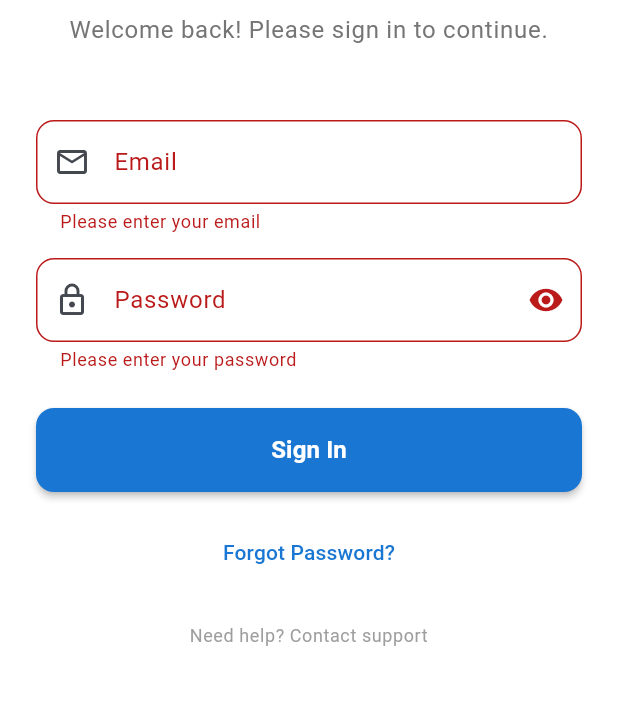
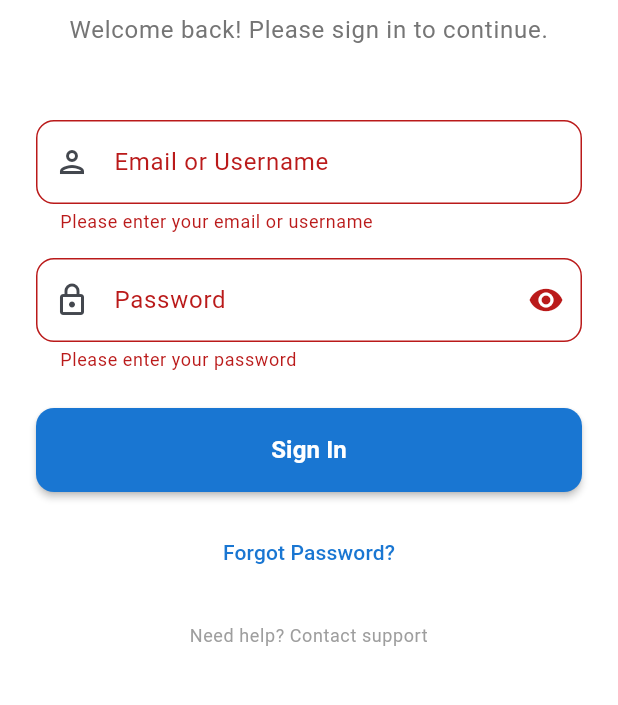
Before and after one commit to alihameed321/student-mobile-flutter, a Flutter app: the screen it shows after launch, after a tap on "Sign In", on a phone screen of 412 x 824 dp, the part 396-1101 px from its top. Run offline on Flutter 3.47's test engine with Material 3 defaults, Android fonts, the light colour scheme and no system bars; our stand-ins replace dartz, dio, equatable, flutter_bloc, get_it, shared_preferences; network calls fail.

Commit message:
adding debug for login

```diff
--- a/lib/features/auth/data/repositories/auth_repository_impl.dart
+++ b/lib/features/auth/data/repositories/auth_repository_impl.dart
@@ -14,9 +14,9 @@ class AuthRepositoryImpl implements AuthRepository {
   AuthRepositoryImpl(this.remoteDataSource, this.prefs);
 
   @override
-  Future<Either<Failure, User>> login(String email, String password) async {
+  Future<Either<Failure, User>> login(String identifier, String password) async {
     try {
-      final user = await remoteDataSource.login(email, password);
+      final user = await remoteDataSource.login(identifier, password);
       return Right(user);
     } on ServerException catch (e) {
       return Left(ServerFailure(e.message));
--- a/lib/features/auth/domain/repositories/auth_repository.dart
+++ b/lib/features/auth/domain/repositories/auth_repository.dart
@@ -3,7 +3,7 @@ import '../../../../core/errors/failures.dart';
 import '../entities/user.dart';
 
 abstract class AuthRepository {
-  Future<Either<Failure, User>> login(String email, String password);
+  Future<Either<Failure, User>> login(String identifier, String password);
   Future<Either<Failure, void>> logout();
   Future<Either<Failure, User>> getCurrentUser();
   Future<Either<Failure, bool>> isLoggedIn();
--- a/lib/features/auth/domain/usecases/login_usecase.dart
+++ b/lib/features/auth/domain/usecases/login_usecase.dart
@@ -8,7 +8,7 @@ class LoginUseCase {
 
   LoginUseCase(this.repository);
 
-  Future<Either<Failure, User>> call(String email, String password) async {
-    return await repository.login(email, password);
+  Future<Either<Failure, User>> call(String identifier, String password) async {
+    return await repository.login(identifier, password);
   }
 }
--- a/lib/features/auth/presentation/bloc/auth_event.dart
+++ b/lib/features/auth/presentation/bloc/auth_event.dart
@@ -8,16 +8,16 @@ abstract class AuthEvent extends Equatable {
 }
 
 class AuthLoginRequested extends AuthEvent {
-  final String email;
+  final String identifier; // Can be email or username
   final String password;
 
   const AuthLoginRequested({
-    required this.email,
+    required this.identifier,
     required this.password,
   });
 
   @override
-  List<Object> get props => [email, password];
+  List<Object> get props => [identifier, password];
 }
 
 class AuthLogoutRequested extends AuthEvent {
--- a/lib/features/auth/presentation/widgets/login_form.dart
+++ b/lib/features/auth/presentation/widgets/login_form.dart
@@ -1,5 +1,6 @@
 import 'package:flutter/material.dart';
 import 'package:flutter_bloc/flutter_bloc.dart';
+import 'dart:developer' as developer;
 import '../bloc/auth_bloc.dart';
 import '../bloc/auth_event.dart';
 import '../bloc/auth_state.dart';
@@ -13,13 +14,20 @@ class LoginForm extends StatefulWidget {
 
 class _LoginFormState extends State<LoginForm> {
   final _formKey = GlobalKey<FormState>();
-  final _emailController = TextEditingController();
+  final _identifierController = TextEditingController();
   final _passwordController = TextEditingController();
   bool _obscurePassword = true;
 
   @override
+  void initState() {
+    super.initState();
+    developer.log('LoginForm initialized', name: 'LoginForm');
+  }
+
+  @override
   void dispose() {
-    _emailController.dispose();
+    developer.log('LoginForm disposing', name: 'LoginForm');
+    _identifierController.dispose();
     _passwordController.dispose();
     super.dispose();
   }
@@ -28,22 +36,34 @@ class _LoginFormState extends State<LoginForm> {
   Widget build(BuildContext context) {
     return BlocBuilder<AuthBloc, AuthState>(
       builder: (context, state) {
+        developer.log('Auth state changed: ${state.runtimeType}', name: 'LoginForm');
         final isLoading = state is AuthLoading;
+
+        if (state is AuthError) {
+          developer.log('Authentication failed: ${state.message}', name: 'LoginForm');
+        } else if (state is AuthAuthenticated) {
+          developer.log('Authentication successful for user: ${state.user.email}', name: 'LoginForm');
+        } else if (state is AuthLoading) {
+          developer.log('Authentication in progress', name: 'LoginForm');
+        }
 
         return Form(
           key: _formKey,
           child: Column(
             crossAxisAlignment: CrossAxisAlignment.stretch,
             children: [
-              // Email Field
+              // Email or Username Field
               TextFormField(
-                controller: _emailController,
-                keyboardType: TextInputType.emailAddress,
+                controller: _identifierController,
+                keyboardType: TextInputType.text,
                 enabled: !isLoading,
+                onChanged: (value) {
+                  developer.log('Identifier field changed: ${value.length} characters', name: 'LoginForm');
+                },
                 decoration: InputDecoration(
-                  labelText: 'Email',
-                  hintText: 'Enter your email address',
-                  prefixIcon: const Icon(Icons.email_outlined),
+                  labelText: 'Email or Username',
+                  hintText: 'Enter your email or username',
+                  prefixIcon: const Icon(Icons.person_outlined),
                   border: OutlineInputBorder(
                     borderRadius: BorderRadius.circular(12),
                   ),
@@ -60,12 +80,17 @@ class _LoginFormState extends State<LoginForm> {
                   ),
                 ),
                 validator: (value) {
+                  developer.log('Validating identifier field: "${value ?? 'null'}"', name: 'LoginForm');
                   if (value == null || value.isEmpty) {
-                    return 'Please enter your email';
+                    developer.log('Identifier validation failed: empty field', name: 'LoginForm');
+                    return 'Please enter your email or username';
                   }
-                  if (!RegExp(r'^[\w-\.]+@([\w-]+\.)+[\w-]{2,4}\$').hasMatch(value)) {
-                    return 'Please enter a valid email address';
+                  // Allow both email and username formats
+                  if (value.length < 3) {
+                    developer.log('Identifier validation failed: too short (${value.length} chars)', name: 'LoginForm');
+                    return 'Must be at least 3 characters long';
                   }
+                  developer.log('Identifier validation passed', name: 'LoginForm');
                   return null;
                 },
               ),
@@ -77,6 +102,9 @@ class _LoginFormState extends State<LoginForm> {
                 controller: _passwordController,
                 obscureText: _obscurePassword,
                 enabled: !isLoading,
+                onChanged: (value) {
+                  developer.log('Password field changed: ${value.length} characters', name: 'LoginForm');
+                },
                 decoration: InputDecoration(
                   labelText: 'Password',
                   hintText: 'Enter your password',
@@ -86,6 +114,7 @@ class _LoginFormState extends State<LoginForm> {
                       _obscurePassword ? Icons.visibility : Icons.visibility_off,
                     ),
                     onPressed: () {
+                      developer.log('Password visibility toggled: ${!_obscurePassword ? 'hidden' : 'visible'}', name: 'LoginForm');
                       setState(() {
                         _obscurePassword = !_obscurePassword;
                       });
@@ -107,12 +136,16 @@ class _LoginFormState extends State<LoginForm> {
                   ),
                 ),
                 validator: (value) {
+                  developer.log('Validating password field: ${value?.length ?? 0} characters', name: 'LoginForm');
                   if (value == null || value.isEmpty) {
+                    developer.log('Password validation failed: empty field', name: 'LoginForm');
                     return 'Please enter your password';
                   }
                   if (value.length < 6) {
+                    developer.log('Password validation failed: too short (${value.length} chars)', name: 'LoginForm');
                     return 'Password must be at least 6 characters';
                   }
+                  developer.log('Password validation passed', name: 'LoginForm');
                   return null;
                 },
               ),
@@ -172,17 +205,29 @@ class _LoginFormState extends State<LoginForm> {
   }
 
   void _onLoginPressed() {
+    developer.log('Login button pressed', name: 'LoginForm');
+    developer.log('Form validation started', name: 'LoginForm');
+
     if (_formKey.currentState!.validate()) {
+      developer.log('Form validation passed', name: 'LoginForm');
+      final identifier = _identifierController.text.trim();
+      final isEmail = identifier.contains('@');
+
+      developer.log('Login attempt - Type: ${isEmail ? 'email' : 'username'}, Identifier: "$identifier"', name: 'LoginForm');
+
       context.read<AuthBloc>().add(
         AuthLoginRequested(
-          email: _emailController.text.trim(),
+          identifier: identifier,
           password: _passwordController.text,
         ),
       );
+    } else {
+      developer.log('Form validation failed', name: 'LoginForm');
     }
   }
 
   void _onForgotPasswordPressed() {
+    developer.log('Forgot password button pressed', name: 'LoginForm');
     // TODO: Implement forgot password functionality
     ScaffoldMessenger.of(context).showSnackBar(
       const SnackBar(
```
Also changed, not shown: lib/features/auth/data/datasources/auth_remote_datasource.dart (+6 -3 lines), lib/features/auth/presentation/bloc/auth_bloc.dart (+47 -11 lines).
